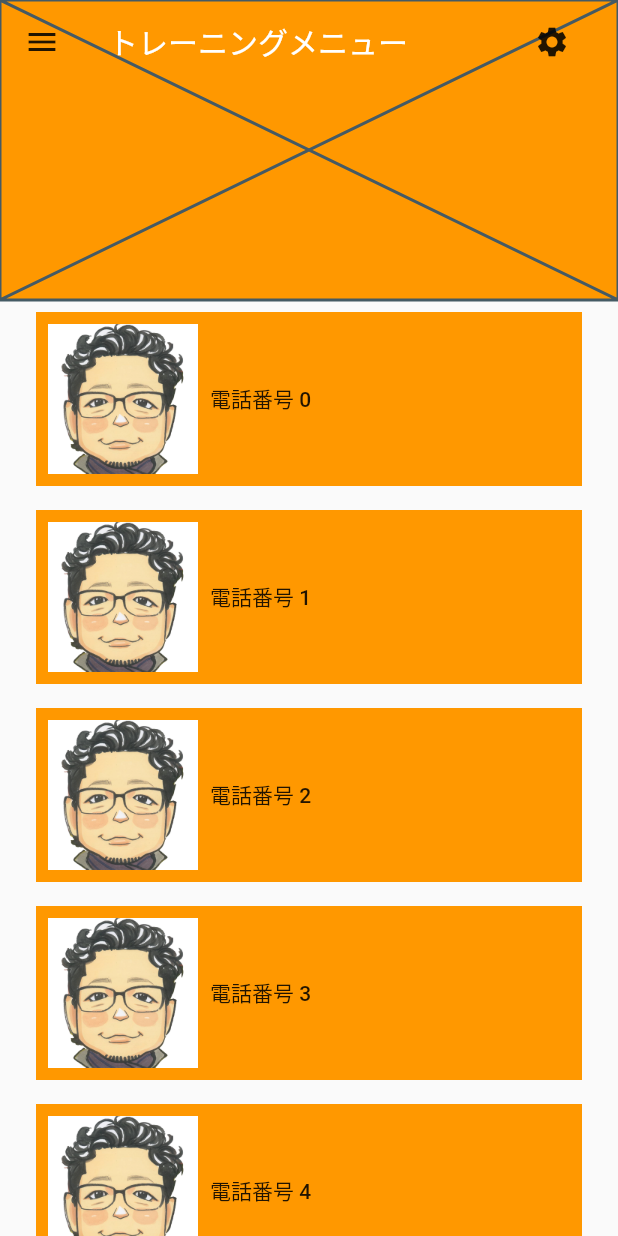
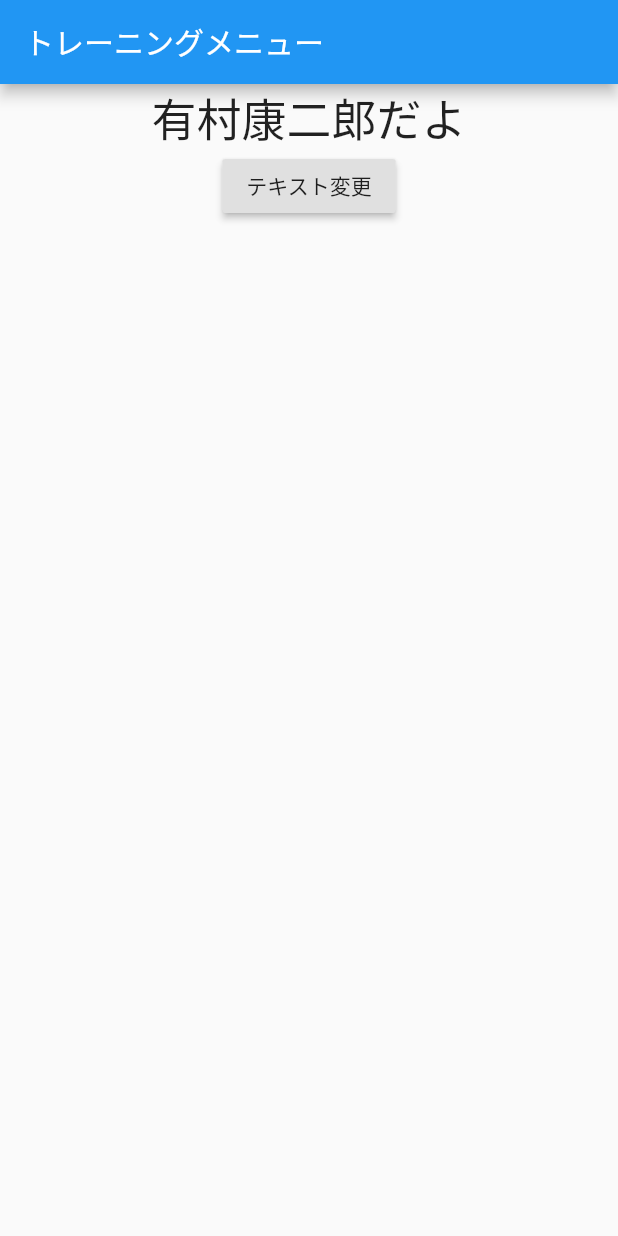
Before and after one commit to ari526msx/roadfor, a Flutter app: the screen it shows after launch, on a phone screen of 412 x 824 dp. Run offline on Flutter 3.47's test engine with Material 2 defaults, Android fonts, the phone set to English and light mode, and no system bars.

Commit message:
Provider Model追加

```diff
--- a/lib/main.dart
+++ b/lib/main.dart
@@ -1,5 +1,7 @@
 import 'package:flutter/cupertino.dart';
 import 'package:flutter/material.dart';
+import 'package:provider/provider.dart';
+import 'package:roadfor_app/main_model.dart';
 import 'package:roadfor_app/next_page.dart';
 
 void main() {
@@ -16,67 +18,39 @@ void main() {
 
 class MyApp extends StatelessWidget {
   final appTitle = 'トレーニングメニュー';
-  final items = List<String>.generate(10000, (i) => "電話番号 $i");
   @override
   Widget build(BuildContext context) {
-    return Scaffold(
-        body: CustomScrollView(
-          slivers: <Widget>[
-            SliverAppBar(
-              backgroundColor: Colors.orange,
+    return MaterialApp(
+      home: ChangeNotifierProvider<MainModel>(
+        create: (_) => MainModel(),
+        child: Scaffold(
+          appBar: AppBar(
             title: Text(appTitle),
-              floating: true,
-              flexibleSpace: Placeholder(),
-              expandedHeight: 200,
-              leading: FlatButton(
-                child: Icon(Icons.menu),
-                onPressed: () {
-
-                },
           ),
-              actions: <Widget>[
-                FlatButton(
-                  child: Icon(Icons.settings),
-                  onPressed: () {
-
-                  },
-                ),
-              ],
-            ),
-            SliverList(
-              delegate: SliverChildBuilderDelegate(
-                  (context, index) => FlatButton(
-                    child: Padding(
-                      padding: const EdgeInsets.all(8.0),
-                      child: Container(
-                        color: Colors.orange,
-                        child: Row(
+          body: Consumer<MainModel>(builder: (context, model, child) {
+              return Container(
+                width: double.infinity,
+                child: Column(
                   children: <Widget>[
-                            Padding(
-                              padding: const EdgeInsets.all(8.0),
-                              child: Image.asset(
-                                'images/usj-kohjiro-400x400.png',
-                                width: 100,
-                                height: 100,
+                    Text(
+                      model.sText,
+                      style: TextStyle(
+                        fontSize: 30,
                       ),
                     ),
-                            Text('電話番号 $index'),
-                          ],
-                        ),
-                      ),
-                    ),
+                    RaisedButton(
+                      child: Text('テキスト変更'),
                       onPressed: () {
-                      Navigator.push(
-                        context,
-                        MaterialPageRoute(builder: (context) => NextPage('電話番号 $index')),
-                      );
+                        model.changeText();
                       },
-                  ),
-                  childCount: 1000,
-              ),
-            ),
+                    )
                   ],
                 ),
               );
             }
+          )
+        ),
+      )
+    );
   }
+}
--- /dev/null
+++ b/lib/main_model.dart
@@ -0,0 +1,11 @@
+import 'package:flutter/material.dart';
+
+class MainModel extends ChangeNotifier{
+  String sText = '有村康二郎だよ';
+
+  void changeText(){
+    sText = '有村康二郎じゃないよ';
+    notifyListeners();
+  }
+
+}
--- a/pubspec.yaml
+++ b/pubspec.yaml
@@ -1,5 +1,5 @@
 name: roadfor_app
-description: 過去問専用アプリ
+description: トレーニング記録
 
 publish_to: 'none' # Remove this line if you wish to publish to pub.dev
 
@@ -11,9 +11,8 @@ environment:
 dependencies:
   flutter:
     sdk: flutter
-
-
   cupertino_icons: ^0.1.3
+  provider: ^4.3.1
 
 dev_dependencies:
   flutter_test:
```
Also changed, not shown: pubspec.lock. Lines whose indentation alone changed are shown as unchanged.
